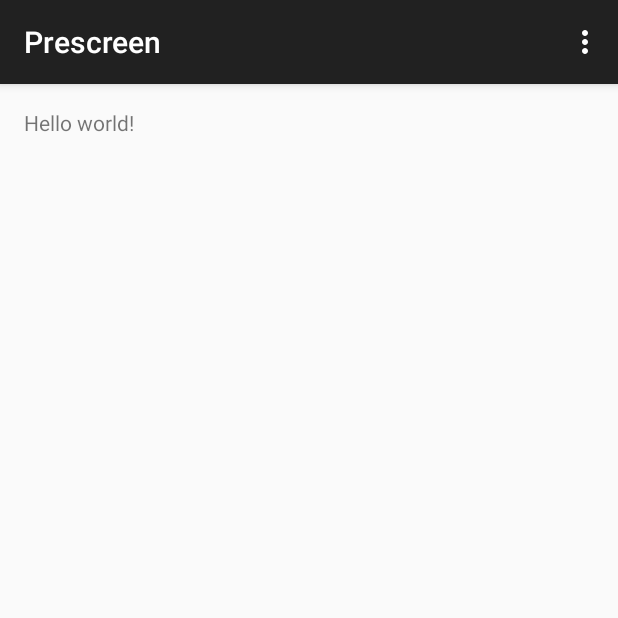
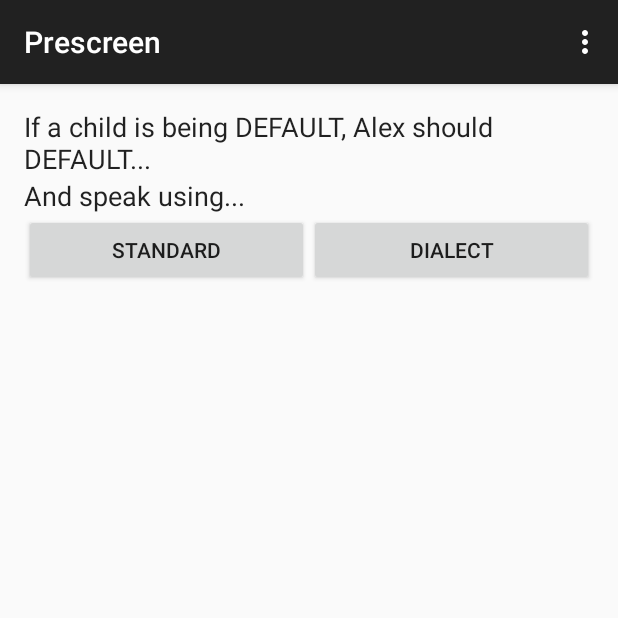
Before and after one commit to andrew-w-sherman/chicowoz, an Android app: the Prescreen screen opened directly, with no data from a screen before it, on a phone screen of 412 x 824 dp, the top half of it. Run offline under Robolectric (Android 15) with nearby library versions, the phone set to English and light mode, and no system bars.

Commit message:
Layouts Done (In Theory)

```diff
--- a/ToolboxWoZ/app/build.gradle
+++ b/ToolboxWoZ/app/build.gradle
@@ -20,6 +20,7 @@ android {
 }
 
 dependencies {
-    compile fileTree(dir: 'libs', include: ['*.jar'])
+    compile fileTree(include: ['*.jar'], dir: 'libs')
     compile 'com.android.support:appcompat-v7:22.2.1'
+    compile 'com.android.support:design:22.2.1'
 }
--- a/ToolboxWoZ/app/src/main/AndroidManifest.xml
+++ b/ToolboxWoZ/app/src/main/AndroidManifest.xml
@@ -27,6 +27,9 @@
         <activity
             android:name=".CategoryScreen"
             android:label="@string/title_activity_category_screen" >
+            <meta-data
+                android:name="android.support.PARENT_ACTIVITY"
+                android:value="com.andrewsh.toolboxwoz.CategoryPicker" />
         </activity>
     </application>
 
--- a/ToolboxWoZ/app/src/main/res/layout/activity_prescreen.xml
+++ b/ToolboxWoZ/app/src/main/res/layout/activity_prescreen.xml
@@ -5,8 +5,43 @@
     android:paddingTop="@dimen/activity_vertical_margin"
     android:paddingBottom="@dimen/activity_vertical_margin"
     tools:context="com.andrewsh.toolboxwoz.Prescreen">
-
-    <TextView android:text="@string/hello_world" android:layout_width="wrap_content"
+    <TextView
+        android:layout_width="wrap_content"
+        android:layout_height="wrap_content"
+        android:id="@+id/category_description"
+        android:text="@string/category_description_default"
+        android:textSize="18dp"
+        android:textColor="@color/primary_text_default_material_light"/>
+    <TableLayout
+        android:id="@+id/selection_table"
+        android:layout_below="@+id/category_description"
+        android:layout_width="match_parent"
         android:layout_height="wrap_content" />
-
+    <TextView
+        android:id="@+id/button_description"
+        android:layout_width="wrap_content"
+        android:layout_height="wrap_content"
+        android:text="@string/button_description"
+        android:textSize="18dp"
+        android:textColor="@color/primary_text_default_material_light"
+        android:layout_below="@+id/selection_table"/>
+    <LinearLayout
+        android:id="@+id/dialect_buttons"
+        android:layout_width="match_parent"
+        android:layout_height="wrap_content"
+        android:layout_below="@+id/button_description"
+        android:orientation="horizontal">
+        <Button
+            android:id="@+id/standard_select"
+            android:text="@string/standard_text"
+            android:layout_weight="1"
+            android:layout_width="1dp"
+            android:layout_height="wrap_content" />
+        <Button
+            android:id="@+id/dialect_select"
+            android:text="@string/dialect_text"
+            android:layout_weight="1"
+            android:layout_width="1dp"
+            android:layout_height="wrap_content" />
+    </LinearLayout>
 </RelativeLayout>
--- a/ToolboxWoZ/app/src/main/res/values/strings.xml
+++ b/ToolboxWoZ/app/src/main/res/values/strings.xml
@@ -6,4 +6,12 @@
     <string name="title_activity_prescreen">Prescreen</string>
     <string name="title_activity_category_picker">CategoryPicker</string>
     <string name="title_activity_category_screen">CategoryScreen</string>
+    <string name="standard_text">Standard</string>
+    <string name="dialect_text">Dialect</string>
+    <string name="name_prompt">Name: </string>
+    <string name="school_prompt">School: </string>
+    <string name="class_prompt">Class: </string>
+    <string name="submit_text">Submit</string>
+    <string name="button_description">And speak using...</string>
+    <string name="category_description_default">If a child is being DEFAULT, Alex should DEFAULT...</string>
 </resources>
```
Also changed, not shown: ToolboxWoZ/app/src/main/res/layout/activity_category_picker.xml (+18 -12 lines), ToolboxWoZ/app/src/main/res/layout/activity_category_screen.xml (+24 -8 lines), ToolboxWoZ/app/src/main/res/layout/activity_chi_co_woz.xml (+43 -4 lines), 1 other file.
